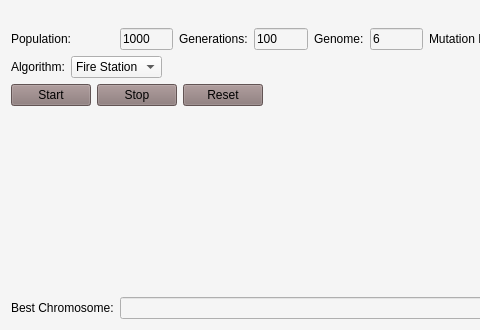
Before: the Qt Designer form interface.ui in mhnazeri/Genetic, drawn with Qt 5; both pictures show x 0 to 480 and y 0 to 330 of the 733 by 330 pixel window.
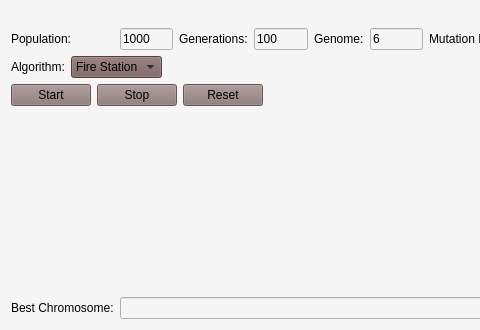
After: the same form once the commit is applied. Custom widgets are drawn as their Qt base class.

Commit message: add G1, G2, K-Means to interface

```diff
--- a/interface.ui
+++ b/interface.ui
@@ -155,6 +155,9 @@
       </item>
       <item>
        <widget class="QComboBox" name="box_algorithm">
+        <property name="styleSheet">
+         <string notr="true">background-color: rgb(118, 92, 92);</string>
+        </property>
         <item>
          <property name="text">
           <string>Fire Station</string>
```
Left out of the diff: 10 changed lines with no effect on the pictures. The commit also changes 3 other files.
